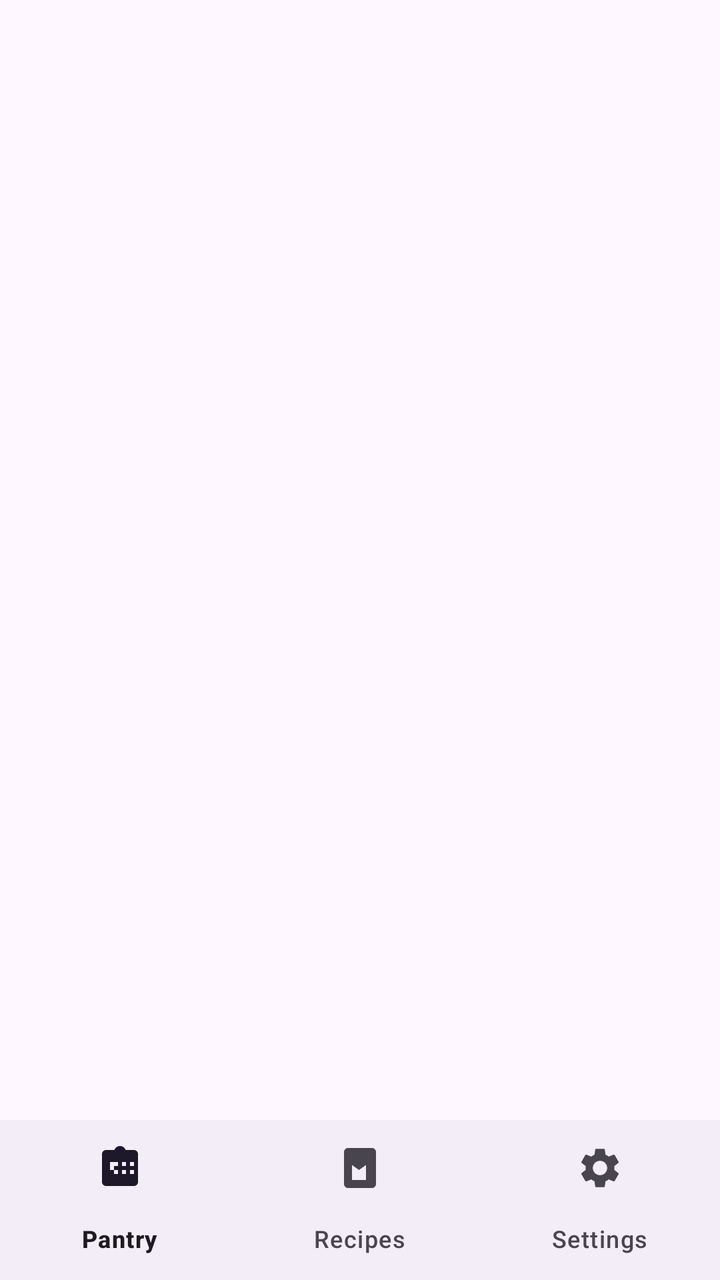
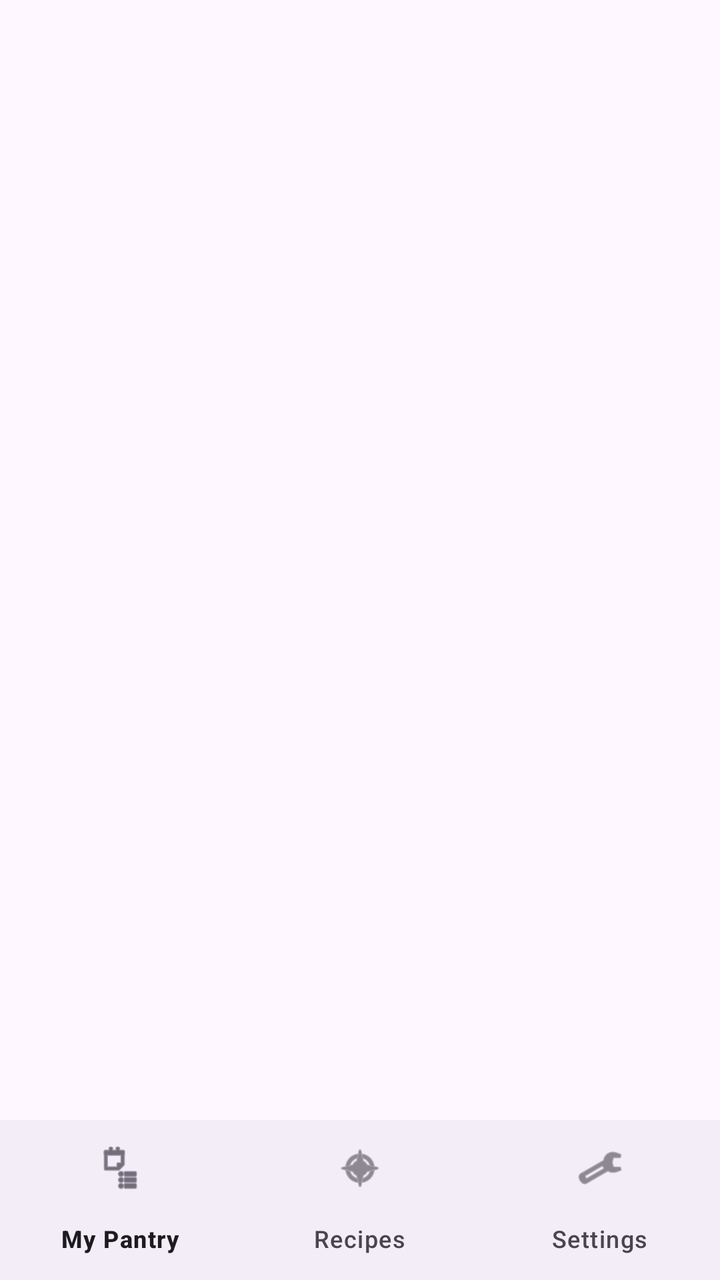

Screens rendered from an Android XML layout before and after an edit, with the pre-edit source and the edit as a unified diff.
<!-- AndroidManifest.xml: application theme Theme.SmartPantryManager -->
<!-- res/layout/activity_main.xml -->
<?xml version="1.0" encoding="utf-8"?>
<LinearLayout xmlns:android="http://schemas.android.com/apk/res/android"
    xmlns:app="http://schemas.android.com/apk/res-auto"
    android:layout_width="match_parent"
    android:layout_height="match_parent"
    android:orientation="vertical">

    <androidx.fragment.app.FragmentContainerView
        android:id="@+id/nav_host_fragment"
        android:layout_width="match_parent"
        android:layout_height="0dp"
        android:layout_weight="1"
        app:defaultNavHost="true" />
        app:navGraph="@navigation/nav_graph" />

    <com.google.android.material.bottomnavigation.BottomNavigationView
        android:id="@+id/bottom_nav"
        android:layout_width="match_parent"
        android:layout_height="wrap_content"
        app:menu="@menu/bottom_nav_menu" />


</LinearLayout>
<!-- resources referenced by this layout -->
<resources>
  <style name="Theme.SmartPantryManager" parent="Base.Theme.SmartPantryManager" />
  <style name="Base.Theme.SmartPantryManager" parent="Theme.Material3.DayNight.NoActionBar">
          
          
      </style>
</resources>

<!-- the commit's change to res/layout/activity_main.xml (unified diff, before → after) -->
@@ -10,7 +10,7 @@
         android:layout_width="match_parent"
         android:layout_height="0dp"
         android:layout_weight="1"
-        app:defaultNavHost="true" />
+        app:defaultNavHost="true"
         app:navGraph="@navigation/nav_graph" />
 
     <com.google.android.material.bottomnavigation.BottomNavigationView
@@ -19,5 +19,4 @@
         android:layout_height="wrap_content"
         app:menu="@menu/bottom_nav_menu" />
 
-
 </LinearLayout>
